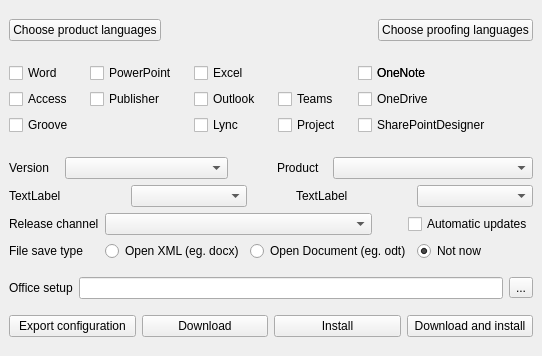
Fantazzj/MS-office-installer-Qt, file src/installer.ui: the form before one commit.
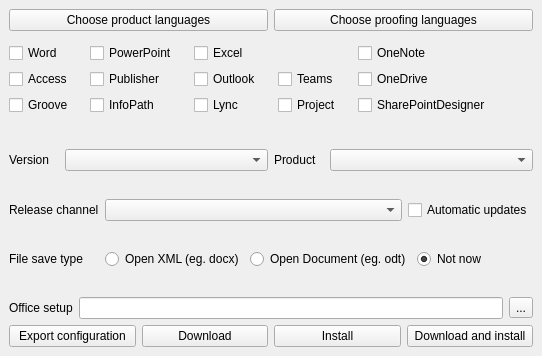
The form after the commit.

```diff
--- a/src/installer.ui
+++ b/src/installer.ui
@@ -30,19 +30,6 @@
         </property>
        </widget>
       </item>
-      <item>
-       <spacer name="horizontalSpacer_3">
-        <property name="orientation">
-         <enum>Qt::Horizontal</enum>
-        </property>
-        <property name="sizeHint" stdset="0">
-         <size>
-          <width>0</width>
-          <height>0</height>
-         </size>
-        </property>
-       </spacer>
-      </item>
       <item>
        <widget class="QPushButton" name="pushButtonPrfLng">
         <property name="text">
@@ -200,13 +187,6 @@
         </property>
        </widget>
       </item>
-      <item row="0" column="4">
-       <widget class="QCheckBox" name="checkBoxOneNote">
-        <property name="text">
-         <string>OneNote</string>
-        </property>
-       </widget>
-      </item>
       <item row="1" column="1">
        <widget class="QCheckBox" name="checkBoxPublisher">
         <property name="sizePolicy">
@@ -233,6 +213,13 @@
         </property>
        </widget>
       </item>
+      <item row="2" column="1">
+       <widget class="QCheckBox" name="checkBoxInfoPath">
+        <property name="text">
+         <string>InfoPath</string>
+        </property>
+       </widget>
+      </item>
      </layout>
     </item>
     <item>
@@ -274,22 +261,6 @@
           </property>
          </widget>
         </item>
-        <item>
-         <spacer name="horizontalSpacer_2">
-          <property name="orientation">
-           <enum>Qt::Horizontal</enum>
-          </property>
-          <property name="sizeType">
-           <enum>QSizePolicy::Maximum</enum>
-          </property>
-          <property name="sizeHint" stdset="0">
-           <size>
-            <width>43</width>
-            <height>20</height>
-           </size>
-          </property>
-         </spacer>
-        </item>
         <item>
          <widget class="QLabel" name="label_5">
           <property name="sizePolicy">
@@ -328,44 +299,7 @@
        </layout>
       </item>
       <item>
-       <layout class="QHBoxLayout" name="horizontalLayout_13">
-        <item>
-         <widget class="QLabel" name="label_7">
-          <property name="text">
-           <string>TextLabel</string>
-          </property>
-         </widget>
-        </item>
-        <item>
-         <widget class="QComboBox" name="comboBox_2"/>
-        </item>
-        <item>
-         <spacer name="horizontalSpacer_3">
-          <property name="orientation">
-           <enum>Qt::Horizontal</enum>
-          </property>
-          <property name="sizeType">
-           <enum>QSizePolicy::Maximum</enum>
-          </property>
-          <property name="sizeHint" stdset="0">
-           <size>
-            <width>43</width>
-            <height>20</height>
-           </size>
-          </property>
-         </spacer>
-        </item>
-        <item>
-         <widget class="QLabel" name="label_8">
-          <property name="text">
-           <string>TextLabel</string>
-          </property>
-         </widget>
-        </item>
-        <item>
-         <widget class="QComboBox" name="comboBox"/>
-        </item>
-       </layout>
+       <layout class="QHBoxLayout" name="horizontalLayout_13"/>
       </item>
       <item>
        <layout class="QHBoxLayout" name="horizontalLayout_6">
@@ -398,22 +332,6 @@
           </property>
          </widget>
         </item>
-        <item>
-         <spacer name="horizontalSpacer">
-          <property name="orientation">
-           <enum>Qt::Horizontal</enum>
-          </property>
-          <property name="sizeType">
-           <enum>QSizePolicy::Minimum</enum>
-          </property>
-          <property name="sizeHint" stdset="0">
-           <size>
-            <width>30</width>
-            <height>20</height>
-           </size>
-          </property>
-         </spacer>
-        </item>
         <item>
          <widget class="QCheckBox" name="checkBoxUpdates">
           <property name="text">
```
